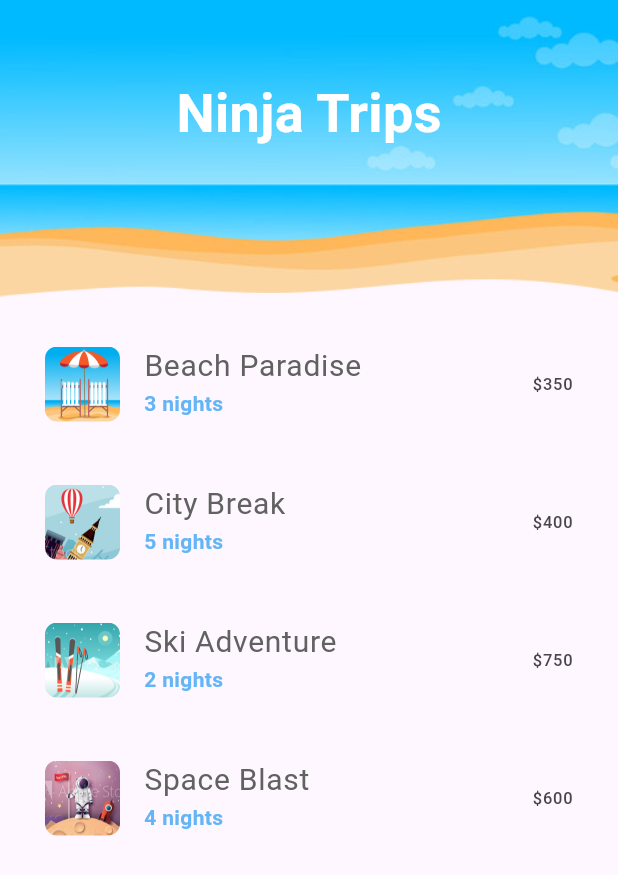
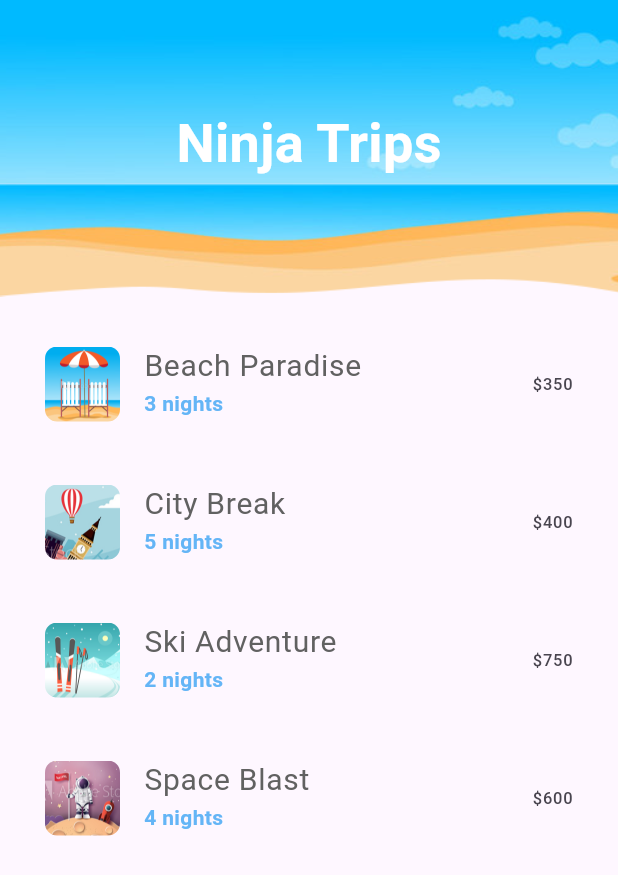
Before and after one commit to Arvindkr123/ninja_trips_animation, a Flutter app: the Home screen opened directly, on a phone screen of 412 x 824 dp. Shown: the top 875 px of the screen. Run offline on Flutter 3.47's test engine with Material 3 defaults, Android fonts, the phone set to English and light mode, and no system bars.

```diff
--- a/lib/main.dart
+++ b/lib/main.dart
@@ -1,6 +1,5 @@
 import 'package:flutter/material.dart';
 import 'package:ninja_trips/screens/home.dart';
-import 'package:ninja_trips/screens/sandbox.dart';
 
 void main() {
   runApp(const MyApp());
@@ -15,7 +14,7 @@ class MyApp extends StatelessWidget {
     return MaterialApp(
       title: 'Ninja Trips',
       debugShowCheckedModeBanner: false,
-      home: Sandbox(),
+      home: Home(),
     );
   }
 }
--- a/lib/shared/screenTitle.dart
+++ b/lib/shared/screenTitle.dart
@@ -7,13 +7,26 @@ class ScreenTitle extends StatelessWidget {
 
   @override
   Widget build(BuildContext context) {
-    return Text(
-      text,
-      style: TextStyle(
-        fontSize: 36,
-        color: Colors.white,
-        fontWeight: FontWeight.bold,
+    return TweenAnimationBuilder<double>(
+      tween: Tween<double>(begin: 0, end: 1),
+      duration: const Duration(milliseconds: 500),
+      child: Text(
+        text,
+        style: const TextStyle(
+          fontSize: 36,
+          color: Colors.white,
+          fontWeight: FontWeight.bold,
+        ),
       ),
+      builder: (context, value, child) {
+        return Opacity(
+          opacity: value,
+          child: Padding(
+            padding: EdgeInsets.only(top: value * 20),
+            child: child,
+          ),
+        );
+      },
     );
   }
 }
```
